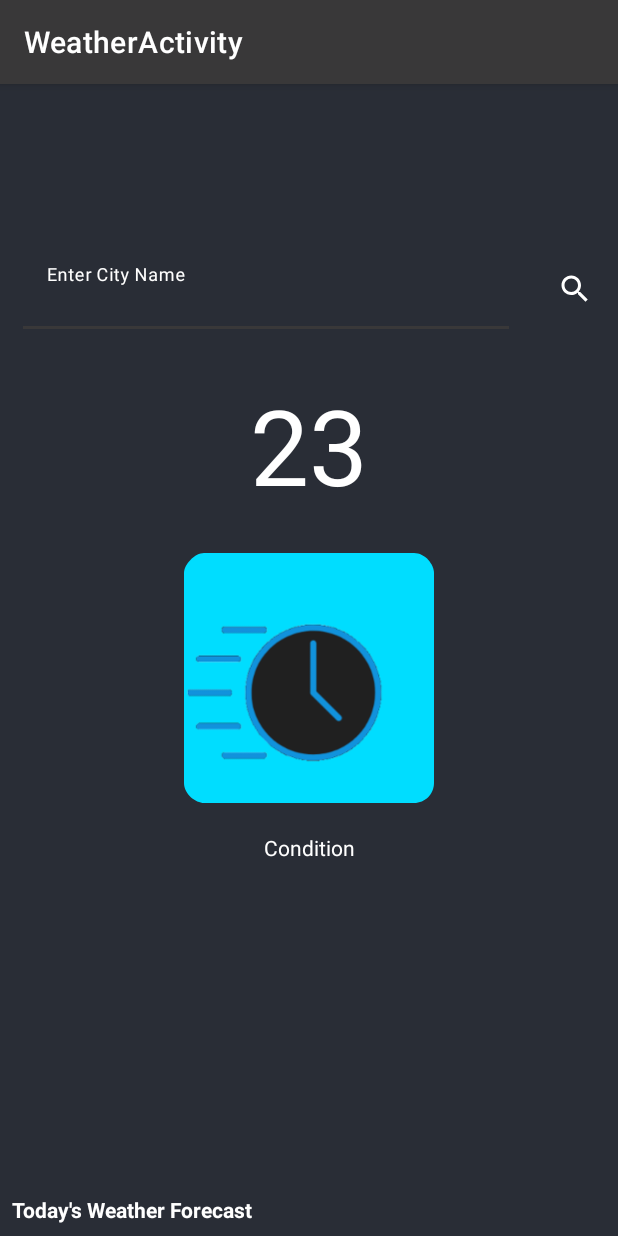
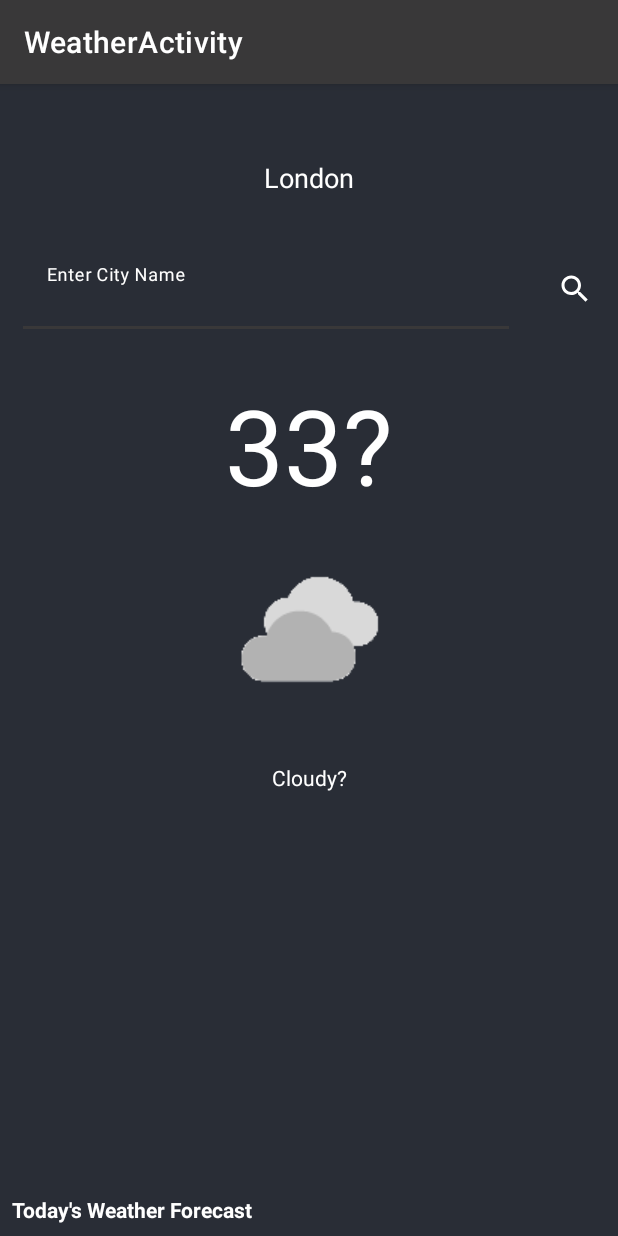
Before and after one commit to aralsalman/VisionaryAlarmClockNew, an Android app: the WeatherActivity screen opened directly, with no data from a screen before it, on a phone screen of 412 x 824 dp. Run offline under Robolectric (Android 15) with nearby library versions, the phone set to English and light mode, and no system bars; our stand-ins replace Picasso, Volley, sdp/ssp sizes; network calls fail; pictures from the network do not load.

Commit message:
weather sets to current weather of current location, name changes when search and temp and condition change with search

```diff
--- a/app/build.gradle
+++ b/app/build.gradle
@@ -67,6 +67,8 @@ dependencies {
     implementation 'com.android.volley:volley:1.2.1'
     implementation 'com.google.android.gms:play-services-location:21.0.0'
     implementation 'com.google.android.material:material:1.7.0'
+   // implementation 'com.github.bumptech.glide:glide:4.11.0'
+   // implementation 'com.github.bumptech.glide:commpiler:4.11.0'
 
     //sdp
     implementation 'com.intuit.sdp:sdp-android:1.0.6'
--- a/app/src/main/java/com/csi4999/visionaryalarmclock/adapter/WeatherRVAdapter.java
+++ b/app/src/main/java/com/csi4999/visionaryalarmclock/adapter/WeatherRVAdapter.java
@@ -67,7 +67,7 @@ public class WeatherRVAdapter extends RecyclerView.Adapter<WeatherRVAdapter.View
 
         public ViewHolder(@NonNull View itemView) {
             super(itemView);
-            windTV=itemView.findViewById(R.id.idTVWindSpeed);
+            windTV=itemView.findViewById(R.id.idTVCondition);
             temperatureTV=itemView.findViewById(R.id.idTVTemperature);
             timeTV=itemView.findViewById(R.id.idTVTime);
             conditionIV=itemView.findViewById(R.id.idIVCondition);
--- a/app/src/main/java/com/csi4999/visionaryalarmclock/fragment/MapsFragment.kt
+++ b/app/src/main/java/com/csi4999/visionaryalarmclock/fragment/MapsFragment.kt
@@ -8,10 +8,7 @@ import androidx.fragment.app.Fragment
 import com.csi4999.visionaryalarmclock.R
 import com.csi4999.visionaryalarmclock.activity.MapsActivity
 import com.csi4999.visionaryalarmclock.databinding.FragmentMapsBinding
-import com.google.android.gms.maps.CameraUpdateFactory
-import com.google.android.gms.maps.GoogleMap
-import com.google.android.gms.maps.OnMapReadyCallback
-import com.google.android.gms.maps.SupportMapFragment
+import com.google.android.gms.maps.*
 import com.google.android.gms.maps.model.LatLng
 import com.google.android.gms.maps.model.MarkerOptions
 
--- a/app/src/main/res/layout/activity_weather.xml
+++ b/app/src/main/res/layout/activity_weather.xml
@@ -82,7 +82,7 @@
             android:layout_margin="10dp"
             android:gravity="center_horizontal"
             android:padding="5dp"
-            android:text="23"
+            android:text="33?"
             android:textColor="@color/white"
             android:textSize="70dp"
             />
@@ -97,7 +97,7 @@
             android:layout_marginTop="10dp"
             android:layout_marginEnd="10dp"
             android:layout_marginBottom="10dp"
-            android:src="@mipmap/ic_launcher" />
+            android:src="@drawable/c04d" />
         <TextView
             android:layout_width="match_parent"
             android:layout_height="wrap_content"
@@ -105,7 +105,7 @@
             android:layout_margin="10dp"
             android:gravity="center"
             android:textAlignment="center"
-            android:text="Condition"
+            android:text="Cloudy?"
             android:textColor="@color/white"
             android:layout_below="@id/idIVIcon"
             />
--- a/app/src/main/res/layout/weather_rv_item.xml
+++ b/app/src/main/res/layout/weather_rv_item.xml
@@ -46,10 +46,10 @@
             android:layout_marginEnd="5dp"
             android:layout_marginBottom="5dp"
             android:padding="4dp"
-            android:src="@mipmap/ic_launcher" />
+            android:src="@drawable/c04d" />
 
         <TextView
-            android:id="@+id/idTVWindSpeed"
+            android:id="@+id/idTVCondition"
             android:layout_width="match_parent"
             android:layout_height="wrap_content"
             android:layout_below="@+id/idIVCondition"
--- a/build.gradle
+++ b/build.gradle
@@ -6,7 +6,7 @@ buildscript {
         jcenter()
     }
     dependencies {
-        classpath 'com.android.tools.build:gradle:7.2.1'
+        classpath 'com.android.tools.build:gradle:7.3.1'
         classpath "org.jetbrains.kotlin:kotlin-gradle-plugin:$kotlin_version"
         classpath 'com.google.android.libraries.mapsplatform.secrets-gradle-plugin:secrets-gradle-plugin:2.0.1'
 
```
Also changed, not shown: app/src/main/java/com/csi4999/visionaryalarmclock/activity/WeatherActivity.java (+35 -18 lines), app/src/main/res/drawable/c04d.png (added), gradle/wrapper/gradle-wrapper.properties.
